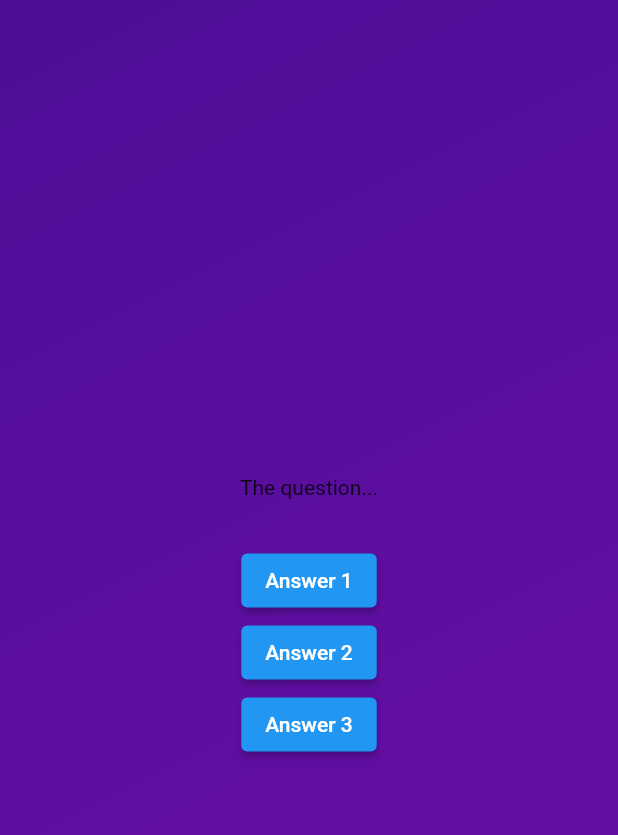
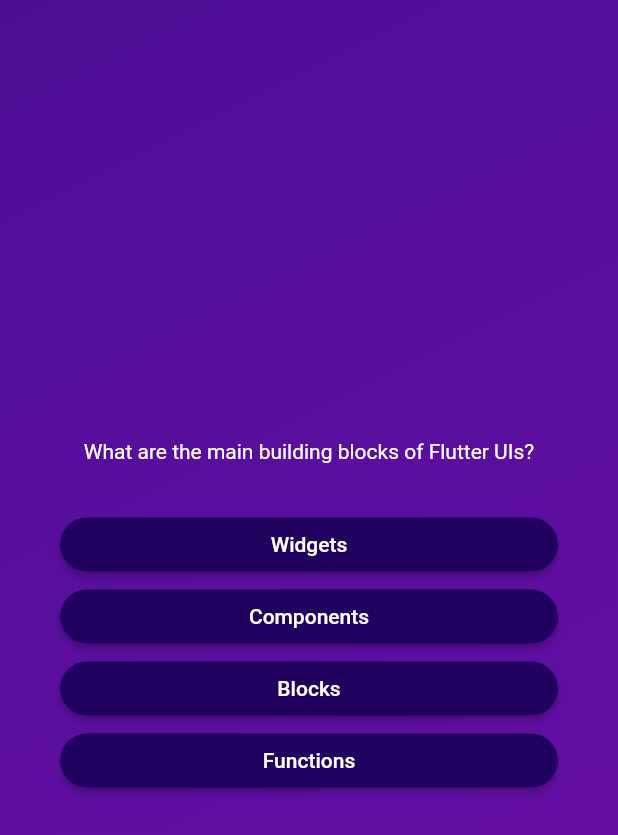
Before and after one commit to LuisFer27/adv_basics, a Flutter app: the screen it shows after launch, after a tap on "Start Quiz", on a phone screen of 412 x 824 dp. Shown: the top 835 px of the screen. Run offline on Flutter 3.47's test engine with Material 2 defaults, Android fonts, the phone set to English and light mode, and no system bars.

Commit message:
cambios dart

```diff
--- /dev/null
+++ b/lib/answer_button.dart
@@ -0,0 +1,21 @@
+
+import 'package:flutter/material.dart';
+
+class AnswerButton extends StatelessWidget {
+  const AnswerButton({super.key,required this.answerText,required this.onTap,});
+final String answerText;
+final void Function() onTap;
+  @override
+  Widget build(BuildContext context) {
+    return ElevatedButton(
+            onPressed: onTap,
+            style: ElevatedButton.styleFrom(
+              padding: const EdgeInsets.symmetric(vertical: 10,horizontal: 40,),
+              backgroundColor: const Color.fromARGB(255, 33, 1, 95),
+            foregroundColor: Colors.white,
+            shape: RoundedRectangleBorder(borderRadius: BorderRadius.circular(40))
+            ),
+            child:  Text(answerText),
+          );
+  }
+}
--- a/lib/questions_screen.dart
+++ b/lib/questions_screen.dart
@@ -1,4 +1,6 @@
+import 'package:adv_basics/answer_button.dart';
 import 'package:flutter/material.dart';
+import 'package:adv_basics/data/questions.dart';
 
 class QuestionsScreen extends StatefulWidget {
   const QuestionsScreen({super.key});
@@ -12,28 +14,45 @@ class _QuestionsScreenState extends State<QuestionsScreen> {
   @override
   Widget build(context) {
     //return const Text('QuestionsScreen');
+    final currentQuestion = questions[0];
     return SizedBox(
       width: double.infinity,
+      child: Container(
+        margin: const EdgeInsets.all(40),
         child: Column(
           mainAxisAlignment: MainAxisAlignment.center,
+          crossAxisAlignment: CrossAxisAlignment.stretch,
           children: [
-          const Text('The question...'),
+            Text(
+              currentQuestion.text,
+              style: const TextStyle(color: Colors.white),
+              textAlign: TextAlign.center,
+            ),
             const SizedBox(
               height: 30,
             ),
-          ElevatedButton(
-            onPressed: () {},
-            child: const Text('Answer 1'),
+            ...currentQuestion.answers.map((answer){
+              return AnswerButton(answerText: answer, onTap: (){});
+            })
+           /* AnswerButton(
+              answerText: currentQuestion.answers[0],
+              onTap: () {},
             ),
-          ElevatedButton(
-            onPressed: () {},
-            child: const Text('Answer 2'),
+            AnswerButton(
+              answerText: currentQuestion.answers[1],
+              onTap: () {},
             ),
-          ElevatedButton(
-            onPressed: () {},
-            child: const Text('Answer 3'),
-          )
+
+            AnswerButton(
+              answerText: currentQuestion.answers[2],
+              onTap: () {},
+            ),
+            AnswerButton(
+              answerText: currentQuestion.answers[3],
+              onTap: () {},
+            ),*/
           ],
+        ),
       ),
     );
   }
```
Lines whose indentation alone changed are shown as unchanged.
